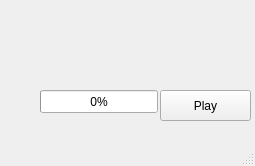
The window that mainwindow.ui (trdwll/GameLauncher) describes before a commit, drawn with Qt 5.
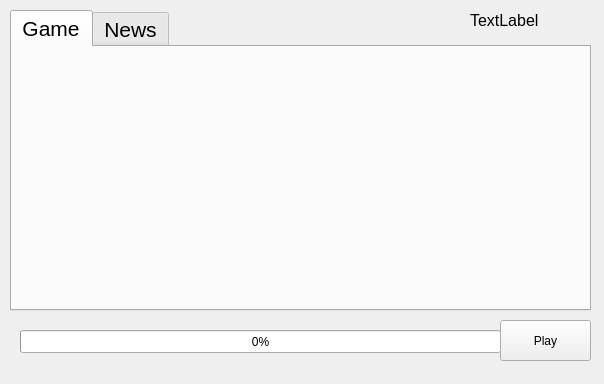
The same window after the commit.

Diff of the .ui file:
```diff
--- a/mainwindow.ui
+++ b/mainwindow.ui
@@ -6,10 +6,22 @@
    <rect>
     <x>0</x>
     <y>0</y>
-    <width>255</width>
-    <height>166</height>
+    <width>604</width>
+    <height>384</height>
    </rect>
   </property>
+  <property name="minimumSize">
+   <size>
+    <width>604</width>
+    <height>384</height>
+   </size>
+  </property>
+  <property name="maximumSize">
+   <size>
+    <width>604</width>
+    <height>384</height>
+   </size>
+  </property>
   <property name="windowTitle">
    <string>MainWindow</string>
   </property>
@@ -17,10 +29,10 @@
    <widget class="QPushButton" name="btnPlay">
     <property name="geometry">
      <rect>
-      <x>160</x>
-      <y>90</y>
+      <x>500</x>
+      <y>320</y>
       <width>91</width>
-      <height>31</height>
+      <height>41</height>
      </rect>
     </property>
     <property name="text">
@@ -30,9 +42,9 @@
    <widget class="QProgressBar" name="pbDownload">
     <property name="geometry">
      <rect>
-      <x>40</x>
-      <y>90</y>
-      <width>118</width>
+      <x>20</x>
+      <y>330</y>
+      <width>481</width>
       <height>23</height>
      </rect>
     </property>
@@ -40,6 +52,56 @@
      <number>0</number>
     </property>
    </widget>
+   <widget class="QTabWidget" name="tabWidget">
+    <property name="geometry">
+     <rect>
+      <x>10</x>
+      <y>10</y>
+      <width>581</width>
+      <height>301</height>
+     </rect>
+    </property>
+    <property name="font">
+     <font>
+      <pointsize>16</pointsize>
+     </font>
+    </property>
+    <property name="currentIndex">
+     <number>0</number>
+    </property>
+    <widget class="QWidget" name="tab">
+     <attribute name="title">
+      <string>Game</string>
+     </attribute>
+    </widget>
+    <widget class="QWidget" name="tab_2">
+     <attribute name="title">
+      <string>News</string>
+     </attribute>
+    </widget>
+   </widget>
+   <widget class="QLabel" name="label">
+    <property name="geometry">
+     <rect>
+      <x>470</x>
+      <y>0</y>
+      <width>131</width>
+      <height>41</height>
+     </rect>
+    </property>
+    <property name="font">
+     <font>
+      <pointsize>12</pointsize>
+     </font>
+    </property>
+    <property name="text">
+     <string>TextLabel</string>
+    </property>
+   </widget>
+   <zorder>tabWidget</zorder>
+   <zorder>btnPlay</zorder>
+   <zorder>pbDownload</zorder>
+   <zorder>label</zorder>
   </widget>
   <widget class="QMenuBar" name="menuBar">
    <property name="geometry">
@@ -51,7 +113,6 @@
     </rect>
    </property>
   </widget>
-  <widget class="QStatusBar" name="statusBar"/>
  </widget>
  <layoutdefault spacing="6" margin="11"/>
  <resources/>
```
Left out of the diff: 4 changed lines with no effect on the pictures.
